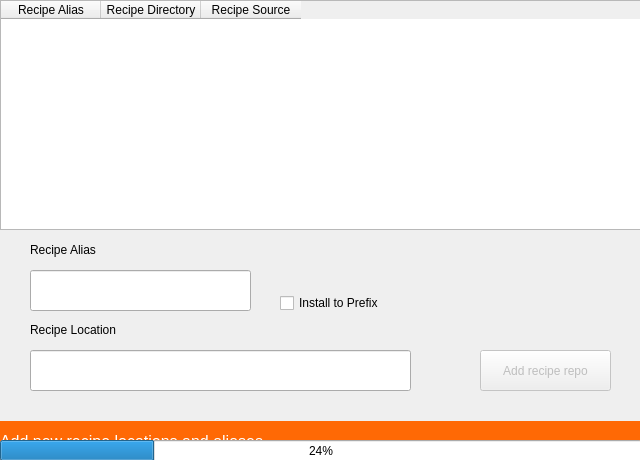
NinjaComics/pybombs-qtgui, file designer/recipe_config.ui: the form before one commit.
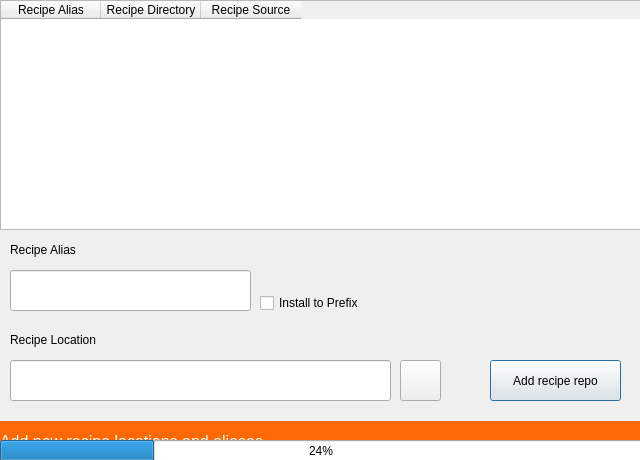
The form after the commit. Icons and pictures are not drawn.

```diff
--- a/designer/recipe_config.ui
+++ b/designer/recipe_config.ui
@@ -25,9 +25,9 @@
   <widget class="QLineEdit" name="lineEdit">
    <property name="geometry">
     <rect>
-     <x>30</x>
+     <x>10</x>
      <y>270</y>
-     <width>221</width>
+     <width>241</width>
      <height>41</height>
     </rect>
    </property>
@@ -35,8 +35,8 @@
   <widget class="QLineEdit" name="lineEdit_2">
    <property name="geometry">
     <rect>
-     <x>30</x>
-     <y>350</y>
+     <x>10</x>
+     <y>360</y>
      <width>381</width>
      <height>41</height>
     </rect>
@@ -48,7 +48,7 @@
   <widget class="QLabel" name="label">
    <property name="geometry">
     <rect>
-     <x>30</x>
+     <x>10</x>
      <y>240</y>
      <width>101</width>
      <height>20</height>
@@ -61,8 +61,8 @@
   <widget class="QLabel" name="label_2">
    <property name="geometry">
     <rect>
-     <x>30</x>
-     <y>320</y>
+     <x>10</x>
+     <y>330</y>
      <width>111</width>
      <height>20</height>
     </rect>
@@ -125,12 +125,12 @@
   </widget>
   <widget class="QPushButton" name="pushButton_2">
    <property name="enabled">
-    <bool>false</bool>
+    <bool>true</bool>
    </property>
    <property name="geometry">
     <rect>
-     <x>480</x>
-     <y>350</y>
+     <x>490</x>
+     <y>360</y>
      <width>131</width>
      <height>41</height>
     </rect>
@@ -192,7 +192,7 @@
   <widget class="QCheckBox" name="checkBox">
    <property name="geometry">
     <rect>
-     <x>280</x>
+     <x>260</x>
      <y>290</y>
      <width>131</width>
      <height>26</height>
@@ -202,6 +202,37 @@
     <string>Install to Prefix</string>
    </property>
   </widget>
+  <widget class="QPushButton" name="pushButton">
+   <property name="geometry">
+    <rect>
+     <x>400</x>
+     <y>360</y>
+     <width>41</width>
+     <height>41</height>
+    </rect>
+   </property>
+   <property name="text">
+    <string/>
+   </property>
+   <property name="icon">
+    <iconset theme="document-open"/>
+   </property>
+   <property name="iconSize">
+    <size>
+     <width>28</width>
+     <height>28</height>
+    </size>
+   </property>
+   <property name="autoDefault">
+    <bool>true</bool>
+   </property>
+   <property name="default">
+    <bool>false</bool>
+   </property>
+   <property name="flat">
+    <bool>false</bool>
+   </property>
+  </widget>
  </widget>
  <resources/>
  <connections/>
```
Left out of the diff: 4 changed lines with no effect on the pictures.
